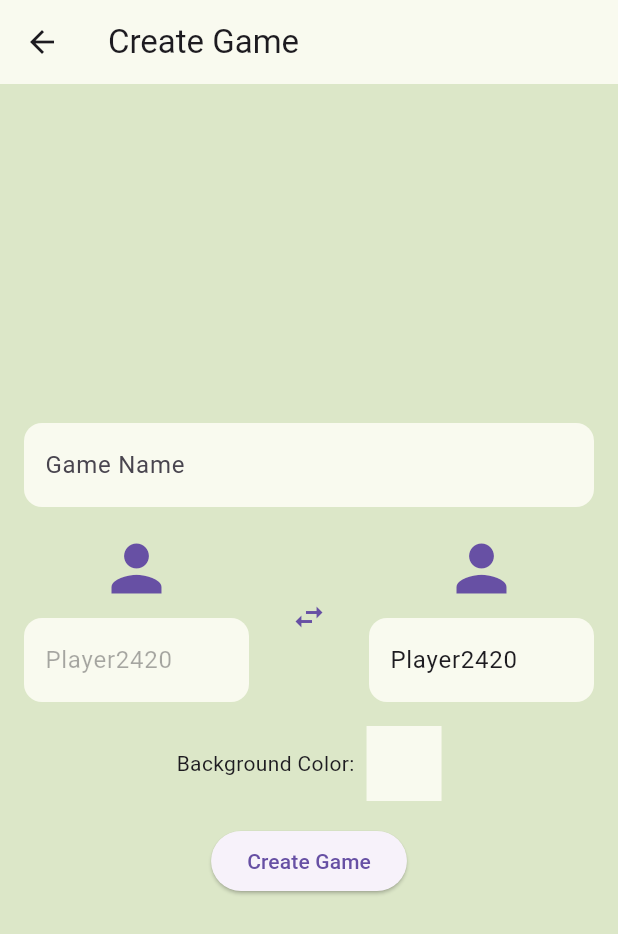
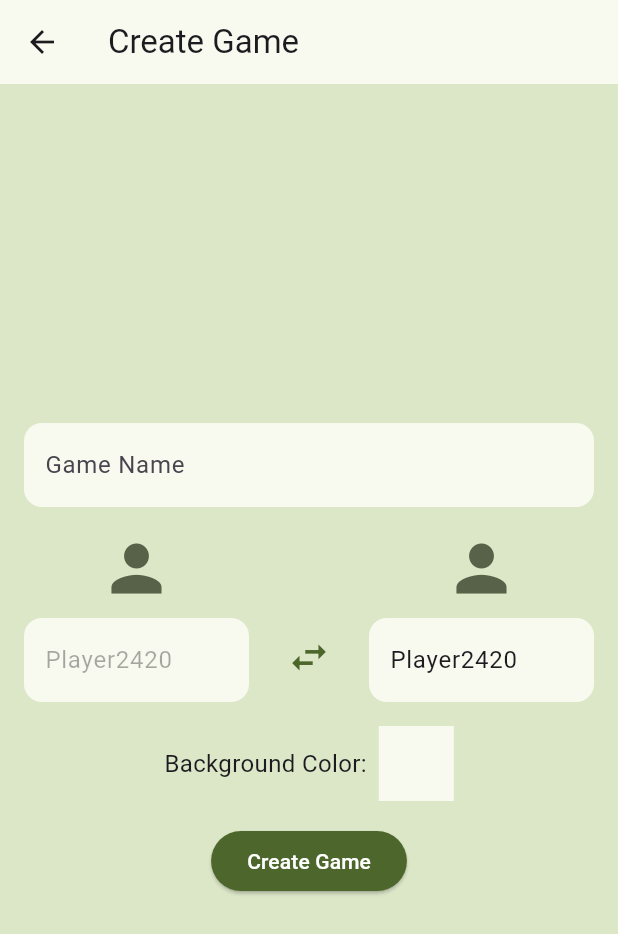
Before and after one commit to hknnci/tic-tac-toe, a Flutter app: the GameCreateScreen screen opened by its route, on a phone screen of 412 x 824 dp. Shown: the top 934 px of the screen. Run offline on Flutter 3.47's test engine with Material 3 defaults, Android fonts, the phone set to English and light mode, and no system bars; our stand-ins replace another_flushbar, flutter_colorpicker, shared_preferences, supabase_flutter; accounts and stored records are empty.

Commit message:
added some info texts and now games listing by filtering user_id

```diff
--- a/lib/models/game.dart
+++ b/lib/models/game.dart
@@ -8,6 +8,8 @@ class Game {
   List<int>? boardState;
   String? currentTurn;
   String? status;
+  String? winnerSymbol;
+  String? winnerName;
 
   Game({
     this.id,
@@ -19,6 +21,8 @@ class Game {
     this.boardState,
     this.currentTurn,
     this.status,
+    this.winnerSymbol,
+    this.winnerName,
   });
 
   factory Game.fromJson(Map<String, dynamic> json) {
@@ -34,16 +38,21 @@ class Game {
           : List<int>.from(json["board_state"]!.map((x) => x)),
       currentTurn: json['current_turn'],
       status: json['status'],
+      winnerSymbol: json['winner_symbol'],
+      winnerName: json['winner_name'],
     );
   }
 
   Map<String, dynamic> toJson() {
     return {
+      'user_id': userId,
       'game_name': gameName,
       'board_color': boardColor,
       'player_one': playerOne,
       'player_two': playerTwo,
       'status': status,
+      'winner_symbol': winnerSymbol,
+      'winner_name': winnerName,
     };
   }
 }
--- a/lib/screens/game_create_screen.dart
+++ b/lib/screens/game_create_screen.dart
@@ -74,10 +74,16 @@ class _GameCreateScreenState extends State<GameCreateScreen> {
                   _buildPlayerBox(
                       _player1Controller, 'Player 1', _isPlayer1Disabled),
                   const SizedBox(width: 16),
-                  IconButton(
-                    icon: Icon(Icons.swap_horiz,
-                        color: Theme.of(context).primaryColor),
-                    onPressed: _swapPlayers,
+                  Padding(
+                    padding: const EdgeInsets.only(top: 54),
+                    child: IconButton(
+                      icon: Icon(
+                        Icons.swap_horiz,
+                        color: Theme.of(context).primaryColor,
+                        size: 30,
+                      ),
+                      onPressed: _swapPlayers,
+                    ),
                   ),
                   const SizedBox(width: 16),
                   _buildPlayerBox(
@@ -88,7 +94,10 @@ class _GameCreateScreenState extends State<GameCreateScreen> {
               Row(
                 mainAxisAlignment: MainAxisAlignment.center,
                 children: [
-                  const Text('Background Color:'),
+                  const GenericText(
+                    text: 'Background Color:',
+                    fontWeight: FontWeight.normal,
+                  ),
                   const SizedBox(width: 8),
                   GestureDetector(
                     onTap: _pickColor,
@@ -120,7 +129,7 @@ class _GameCreateScreenState extends State<GameCreateScreen> {
     return Expanded(
       child: Column(
         children: [
-          Icon(Icons.person, size: 50, color: Theme.of(context).primaryColor),
+          const Icon(Icons.person, size: 50, color: Color(0xFF586249)),
           const SizedBox(height: 8),
           GenericTextFormField(
             controller: controller,
@@ -165,6 +174,9 @@ class _GameCreateScreenState extends State<GameCreateScreen> {
   }
 
   void _createGame() async {
+    final gameProvider = Provider.of<GameProvider>(context, listen: false);
+    final userProvider = Provider.of<UserProvider>(context, listen: false);
+
     final gameName = _gameNameController.text;
     final player1Name = _player1Controller.text;
     final player2Name = _player2Controller.text;
@@ -176,9 +188,9 @@ class _GameCreateScreenState extends State<GameCreateScreen> {
       boardColor: _backgroundColor.value.toRadixString(16),
       playerOne: player1Name,
       playerTwo: player2Name,
+      userId: userProvider.userId,
     );
 
-    final gameProvider = Provider.of<GameProvider>(context, listen: false);
     await gameProvider.createGame(game);
 
     if (!mounted || gameProvider.currentGame == null) return;
--- a/lib/widgets/generic_widgets.dart
+++ b/lib/widgets/generic_widgets.dart
@@ -46,19 +46,21 @@ class GenericText extends StatelessWidget {
   final String text;
   final double fontSize;
   final TextAlign textAlign;
+  final FontWeight fontWeight;
 
   const GenericText({
     super.key,
     required this.text,
     this.fontSize = 16,
     this.textAlign = TextAlign.left,
+    this.fontWeight = FontWeight.bold,
   });
 
   @override
   Widget build(BuildContext context) {
     return Text(
       text,
-      style: TextStyle(fontSize: fontSize, fontWeight: FontWeight.bold),
+      style: TextStyle(fontSize: fontSize, fontWeight: fontWeight),
       textAlign: textAlign,
     );
   }
```
Also changed, not shown: lib/main.dart (+7 -0 lines), lib/providers/game_provider.dart (+25 -48 lines), lib/providers/user_provider.dart (+11 -3 lines), lib/screens/game_list_screen.dart (+28 -8 lines), lib/screens/game_screen.dart (+13 -7 lines), lib/screens/name_entry_screen.dart (+11 -5 lines).
